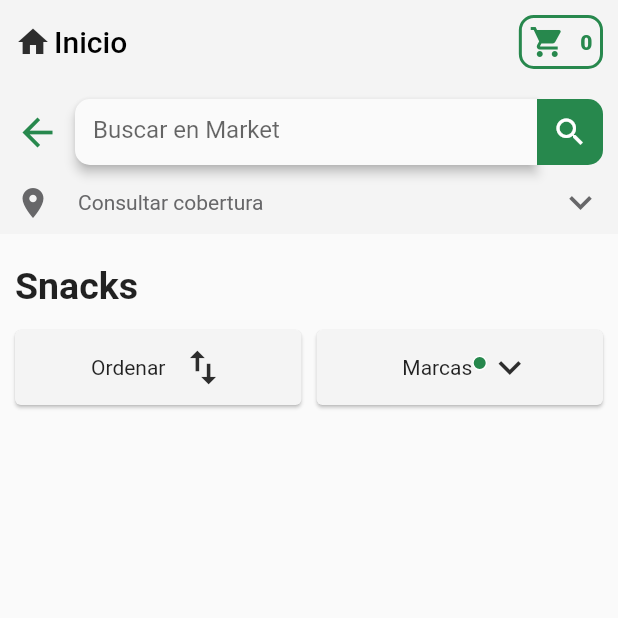
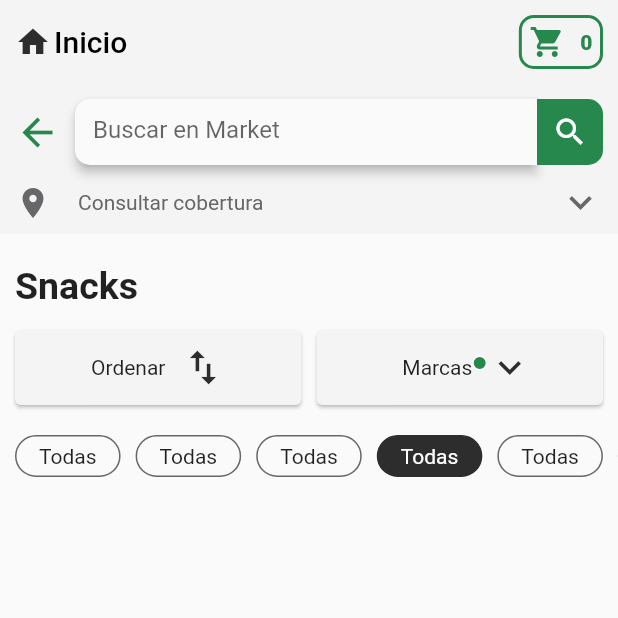
Before and after one commit to DavidOnofre24/prueba_dos, a Flutter app: the screen it shows after launch, on a phone screen of 412 x 824 dp, the top half of it. Run offline on Flutter 3.47's test engine with Material 2 defaults, Android fonts, the phone set to English and light mode, and no system bars.

Commit message:
filtro de producto

```diff
--- a/lib/pages/home_products_page.dart
+++ b/lib/pages/home_products_page.dart
@@ -18,6 +18,7 @@ class _HomeProductsState extends State<HomeProducts> {
         _sectionGrey(),
         _title(),
         _rowFilters(),
+        _filterProduct(),
       ])));
 
   AppBar _appBar() => AppBar(
@@ -117,6 +118,42 @@ class _HomeProductsState extends State<HomeProducts> {
       alignment: Alignment.centerLeft,
       child: const Text('Snacks',
           style: TextStyle(fontWeight: FontWeight.bold, fontSize: 25)));
+
+  Container _filterProduct() => Container(
+      margin: const EdgeInsets.symmetric(vertical: 20),
+      child: Container(
+        alignment: Alignment.centerLeft,
+        child: IntrinsicHeight(
+            child: SingleChildScrollView(
+                physics: const BouncingScrollPhysics(),
+                scrollDirection: Axis.horizontal,
+                child: Row(
+                    crossAxisAlignment: CrossAxisAlignment.start,
+                    mainAxisAlignment: MainAxisAlignment.start,
+                    children: [
+                      const SizedBox(width: 10),
+                      for (int i = 0; i < 10; i++) _filterProductCard(i == 3)
+                    ]))),
+      ));
+
+  GestureDetector _filterProductCard(bool isSelect) => GestureDetector(
+      onTap: () {},
+      child: Container(
+          padding: const EdgeInsets.all(5),
+          margin: const EdgeInsets.only(right: 10),
+          decoration: BoxDecoration(
+              color: isSelect ? AppColors.appIconColor : Colors.transparent,
+              border: Border.all(
+                  color: isSelect
+                      ? AppColors.appIconColor
+                      : AppColors.appTextLightColor),
+              borderRadius: BorderRadius.circular(20)),
+          child: Container(
+              padding: const EdgeInsets.symmetric(horizontal: 10),
+              alignment: Alignment.center,
+              child: Text('Todas',
+                  style: isSelect ? const TextStyle(color: Colors.white) : null,
+                  textAlign: TextAlign.center))));
 
   Row _rowFilters() => Row(children: [
         const SizedBox(width: 10),
```
